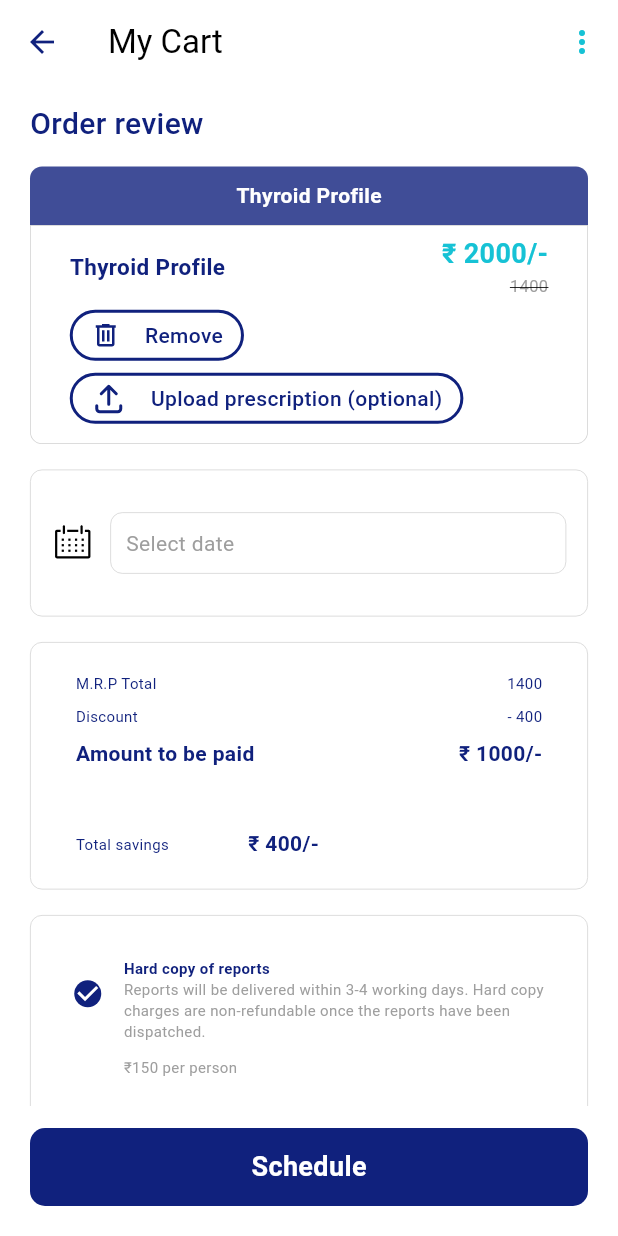
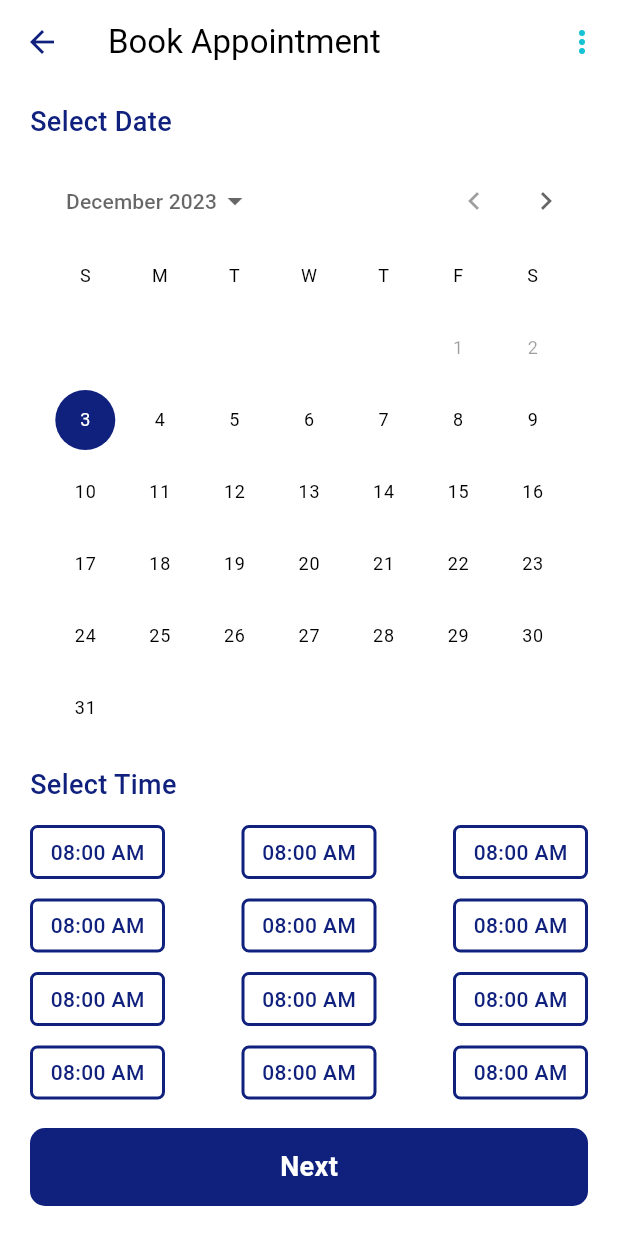
Before and after one commit to abhijeet-Bh/alemeno, a Flutter app: the CartView screen opened by its route, after a tap on "Select date", on a phone screen of 412 x 824 dp. Run offline on Flutter 3.47's test engine with Material 3 defaults, Android fonts, the phone set to English and light mode, and no system bars; our stand-ins replace flutter_svg.

Commit message:
feat: Date Time view Completed

```diff
--- a/lib/features/cart/presentation/views/cart_view.dart
+++ b/lib/features/cart/presentation/views/cart_view.dart
@@ -1,3 +1,4 @@
+import 'package:alemeno/features/cart/presentation/views/date_time_view.dart';
 import 'package:alemeno/utils/theme.dart';
 import 'package:flutter/material.dart';
 import 'package:flutter_svg/flutter_svg.dart';
@@ -255,7 +256,8 @@ class CartView extends StatelessWidget {
                                     ),
                                   ),
                                 ),
-                                onTap: () {},
+                                onTap: () => Navigator.pushNamed(
+                                    context, DateTimeView.routeName),
                               ),
                             )
                           ],
--- /dev/null
+++ b/lib/features/cart/presentation/views/date_time_view.dart
@@ -0,0 +1,150 @@
+import 'package:flutter/material.dart';
+import 'package:flutter_svg/flutter_svg.dart';
+
+import '../../../../utils/assets.dart';
+import '../../../../utils/theme.dart';
+
+class DateTimeView extends StatefulWidget {
+  static String routeName = '/date-view';
+  const DateTimeView({super.key});
+
+  @override
+  State<DateTimeView> createState() => _DateTimeViewState();
+}
+
+class _DateTimeViewState extends State<DateTimeView> {
+  @override
+  Widget build(BuildContext context) {
+    return Scaffold(
+      appBar: AppBar(
+        title: const Text("Book Appointment"),
+        actions: [
+          IconButton(
+            onPressed: () {},
+            icon: const Icon(
+              Icons.more_vert,
+              color: AppTheme.accentColor,
+            ),
+          )
+        ],
+      ),
+      body: Column(
+        children: [
+          Expanded(
+            child: SingleChildScrollView(
+              child: Padding(
+                padding: AppTheme.pagePadding,
+                child: Column(
+                  crossAxisAlignment: CrossAxisAlignment.start,
+                  children: [
+                    Text(
+                      "Select Date",
+                      style: AppTheme.primaryHeadingTextSmall.copyWith(
+                        fontWeight: FontWeight.w500,
+                      ),
+                    ),
+                    const SizedBox(
+                      height: 14,
+                    ),
+                    CalendarDatePicker(
+                      initialDate: DateTime.now(),
+                      firstDate: DateTime.now(),
+                      lastDate: DateTime(2100),
+                      onDateChanged: (date) {},
+                    ),
+                    const SizedBox(
+                      height: 14,
+                    ),
+                    Text(
+                      "Select Time",
+                      style: AppTheme.primaryHeadingTextSmall.copyWith(
+                        fontWeight: FontWeight.w500,
+                      ),
+                    ),
+                    const SizedBox(
+                      height: 14,
+                    ),
+                    const SizedBox(
+                      width: double.infinity,
+                      child: Wrap(
+                        alignment: WrapAlignment.spaceBetween,
+                        runAlignment: WrapAlignment.spaceBetween,
+                        runSpacing: 13,
+                        spacing: 33,
+                        children: [
+                          TimeSlotChip(),
+                          TimeSlotChip(),
+                          TimeSlotChip(),
+                          TimeSlotChip(),
+                          TimeSlotChip(),
+                          TimeSlotChip(),
+                          TimeSlotChip(),
+                          TimeSlotChip(),
+                          TimeSlotChip(),
+                          TimeSlotChip(),
+                          TimeSlotChip(),
+                          TimeSlotChip(),
+                        ],
+                      ),
+                    ),
+                  ],
+                ),
+              ),
+            ),
+          ),
+          const SizedBox(
+            height: 5,
+          ),
+          Padding(
+            padding:
+                const EdgeInsets.only(left: 20, right: 20, bottom: 20, top: 10),
+            child: Container(
+              height: 52,
+              decoration: BoxDecoration(
+                color: AppTheme.primaryColor,
+                borderRadius: BorderRadius.circular(10),
+              ),
+              child: const Center(
+                child: Text(
+                  "Next",
+                  style: AppTheme.primaryHeadingTextSmallWhite,
+                ),
+              ),
+            ),
+          )
+        ],
+      ),
+    );
+  }
+}
+
+class TimeSlotChip extends StatelessWidget {
+  const TimeSlotChip({
+    super.key,
+  });
+
+  @override
+  Widget build(BuildContext context) {
+    return InkWell(
+      child: Container(
+        width: 90,
+        height: 36,
+        decoration: BoxDecoration(
+            border: Border.all(
+              color: AppTheme.primaryColor,
+              width: 2,
+            ),
+            borderRadius: BorderRadius.circular(5)),
+        child: Center(
+          child: Text(
+            "08:00 AM",
+            style: AppTheme.primaryBodyTextLargeBlue.copyWith(
+              fontWeight: FontWeight.w500,
+            ),
+          ),
+        ),
+      ),
+      onTap: () {},
+    );
+  }
+}
--- a/lib/main.dart
+++ b/lib/main.dart
@@ -1,4 +1,5 @@
 import 'package:alemeno/features/cart/presentation/views/cart_view.dart';
+import 'package:alemeno/features/cart/presentation/views/date_time_view.dart';
 import 'package:alemeno/utils/theme.dart';
 import 'package:flutter/material.dart';
 
@@ -20,6 +21,7 @@ class MyApp extends StatelessWidget {
       routes: {
         HomePage.routeName: (_) => const HomePage(),
         CartView.routeName: (_) => const CartView(),
+        DateTimeView.routeName: (_) => const DateTimeView(),
       },
     );
   }
```
